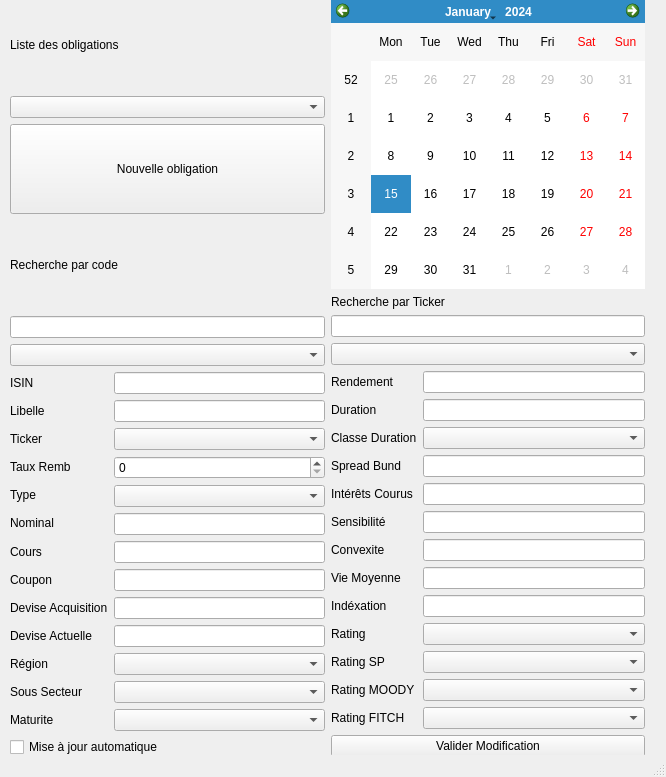
Old version of the form Gestionnaires/GestionnaireObligataire.ui in the repository baptiste-pasquier/eurocorporate.
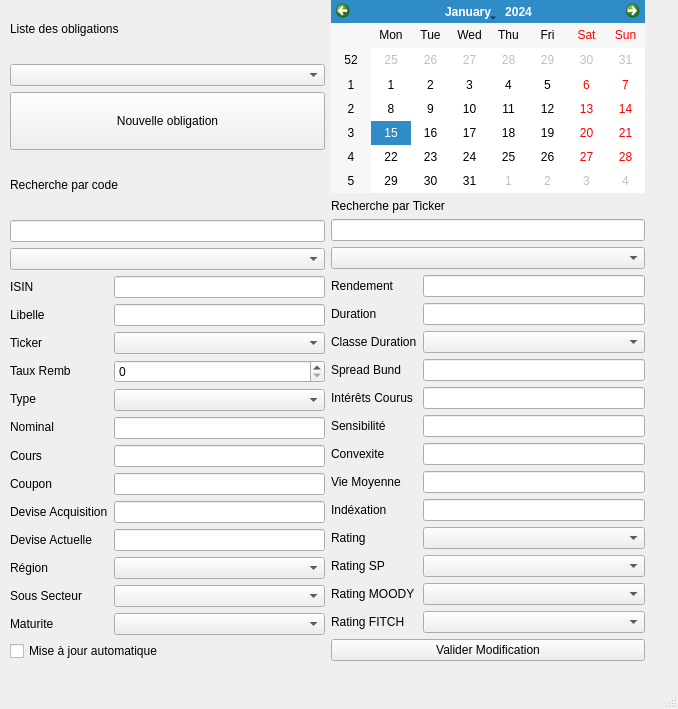
New version of the form.

Diff of the .ui file:
```diff
--- a/Gestionnaires/GestionnaireObligataire.ui
+++ b/Gestionnaires/GestionnaireObligataire.ui
@@ -6,8 +6,8 @@
    <rect>
     <x>0</x>
     <y>0</y>
-    <width>666</width>
-    <height>777</height>
+    <width>678</width>
+    <height>709</height>
    </rect>
   </property>
   <property name="windowTitle">
@@ -20,7 +20,7 @@
       <x>10</x>
       <y>0</y>
       <width>635</width>
-      <height>757</height>
+      <height>661</height>
      </rect>
     </property>
     <layout class="QHBoxLayout" name="horizontalLayout">
```
